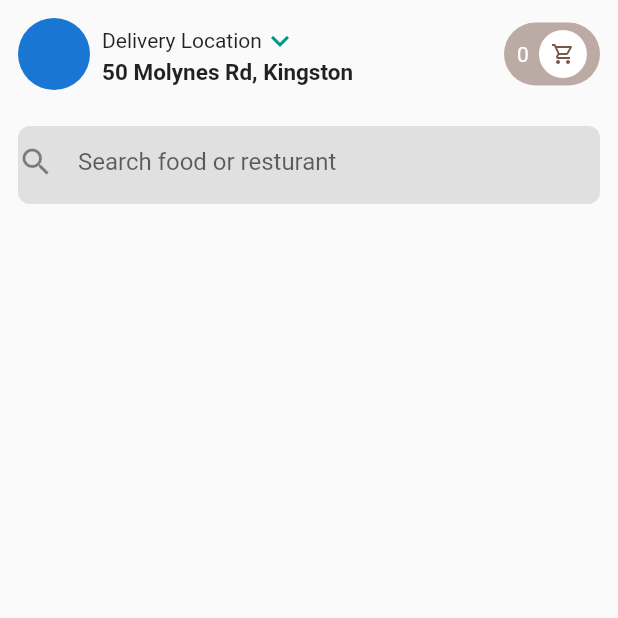
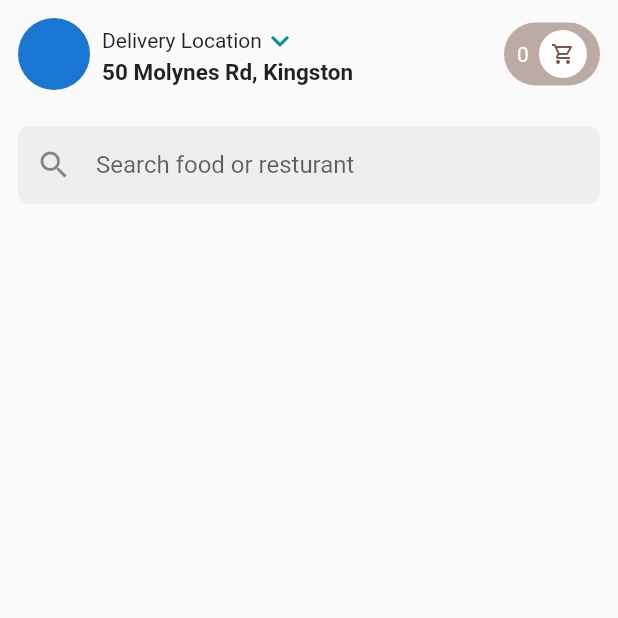
Before and after one commit to JAICHANGPARK/flutter_notebook_chapter_21, a Flutter app: the screen it shows after launch, on a phone screen of 412 x 824 dp, the top half of it. Run offline on Flutter 3.47's test engine with Material 2 defaults, Android fonts, the phone set to English and light mode, and no system bars; our stand-ins replace badges, fl_chart, flutter_riverpod; missing offline and left inert: candlesticks.

Commit message:
Update fd_home_page_widget.dart

```diff
--- a/lib/ep1234_food_delivery_app/src/ui/widget/fd_home_page_widget.dart
+++ b/lib/ep1234_food_delivery_app/src/ui/widget/fd_home_page_widget.dart
@@ -75,15 +75,18 @@ class FdHomePageWidget extends StatelessWidget {
           Container(
             margin: EdgeInsets.symmetric(horizontal: 12, vertical: 12),
             height: 52,
+            padding: EdgeInsets.symmetric(horizontal: 12),
             decoration: BoxDecoration(
-              color: Colors.grey[300],
+              color: Colors.grey[200],
               borderRadius: BorderRadius.circular(8),
             ),
-            child: TextField(
-              decoration: InputDecoration(
-                icon: Icon(Icons.search),
-                hintText: "Search food or resturant",
-                border: InputBorder.none,
+            child: Center(
+              child: TextField(
+                decoration: InputDecoration(
+                  icon: Icon(Icons.search),
+                  hintText: "Search food or resturant",
+                  border: InputBorder.none,
+                ),
               ),
             ),
           )
```
